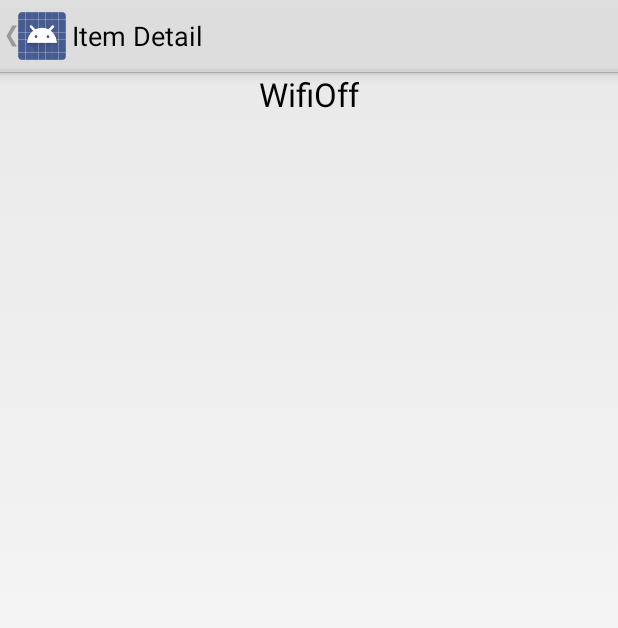
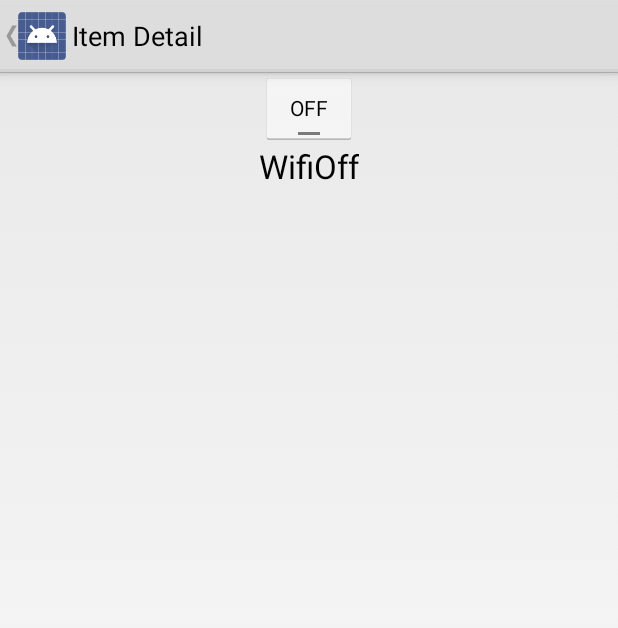
Before and after one commit to OscardR/wifisensors, an Android app: the screen it shows after launch (ItemDetailActivity), after a tap on "Conexiones", on a phone screen of 412 x 824 dp. Shown: the top 628 px of the screen. Run offline under Robolectric (Android 15) with nearby library versions, the phone set to English and light mode, and no system bars.

Commit message:
Empezando a entender los fragments

```diff
--- a/WifiSensors/src/main/java/com/oscargomez/wifisensors/ConexionesDetailFragment.java
+++ b/WifiSensors/src/main/java/com/oscargomez/wifisensors/ConexionesFragment.java
@@ -10,6 +10,7 @@ import android.view.LayoutInflater;
 import android.view.View;
 import android.view.ViewGroup;
 import android.widget.TextView;
+import android.widget.ToggleButton;
 
 /**
  * A fragment representing a single Item detail screen.
@@ -17,10 +18,12 @@ import android.widget.TextView;
  * in two-pane mode (on tablets) or a {@link com.oscargomez.wifisensors.ItemDetailActivity}
  * on handsets.
  */
-public class ConexionesDetailFragment extends Fragment {
+public class ConexionesFragment extends Fragment {
 
     Context context;
     private boolean isWifi;
+    private ToggleButton toggleWifi;
+    private TextView txtBanner;
 
     /**
      * The fragment argument representing the item ID that this fragment
@@ -37,10 +40,10 @@ public class ConexionesDetailFragment extends Fragment {
      * Mandatory empty constructor for the fragment manager to instantiate the
      * fragment (e.g. upon screen orientation changes).
      */
-    public ConexionesDetailFragment() {
+    public ConexionesFragment() {
     }
 
-    public ConexionesDetailFragment(Context ctx) {
+    public ConexionesFragment(Context ctx) {
         context = ctx;
     }
 
@@ -56,8 +59,29 @@ public class ConexionesDetailFragment extends Fragment {
         }
 
         Log.d("wifisensors", "context: " + context);
+    }
 
+
+    @Override
+    public View onCreateView(LayoutInflater inflater, ViewGroup container,
+                             Bundle savedInstanceState) {
+
+        View rootView = inflater.inflate(R.layout.fragment_conexiones_detail, container, false);
+
+        txtBanner = (TextView) rootView.findViewById(R.id.txtBanner);
+        txtBanner.setText(isWifi ? "Wifi ON" : "WifiOff");
+
+        toggleWifi = (ToggleButton) rootView.findViewById(R.id.toggleWifi);
+
+        return rootView;
+    }
+
+    public void onClickToggleWifi(View view) {
+        // Siempre que tengamos contexto
         if (context != null) {
+
+            Log.d("wifisensors", isWifi ? "Wifi ON" : "WifiOff");
+
             // La lógica de negocio del wifi
             ConnectivityManager connectivity = (ConnectivityManager) context.getSystemService(Context.CONNECTIVITY_SERVICE);
 
@@ -65,22 +89,11 @@ public class ConexionesDetailFragment extends Fragment {
             boolean isConnected = ((activeNetwork != null) &&
                     activeNetwork.isConnectedOrConnecting());
             isWifi = (activeNetwork.getType() == ConnectivityManager.TYPE_WIFI);
+            toggleWifi.setChecked(isWifi);
+
+            Log.d("wifisensors", "Wifi is: " + isWifi);
         } else {
             Log.d("wifisensors", "No hay contexto!!!!");
         }
     }
-
-
-    @Override
-    public View onCreateView(LayoutInflater inflater, ViewGroup container,
-                             Bundle savedInstanceState) {
-        Log.d("wifisensors", isWifi ? "Wifi ON" : "WifiOff");
-        View rootView = inflater.inflate(R.layout.fragment_conexiones_detail, container, false);
-
-        TextView txtBanner = (TextView) rootView.findViewById(R.id.txtBanner);
-        txtBanner.setText(isWifi ? "Wifi ON" : "WifiOff");
-        Log.d("wifisensors", "Wifi is: " + isWifi);
-
-        return rootView;
-    }
 }
--- a/WifiSensors/src/main/java/com/oscargomez/wifisensors/ItemDetailActivity.java
+++ b/WifiSensors/src/main/java/com/oscargomez/wifisensors/ItemDetailActivity.java
@@ -8,6 +8,7 @@ import android.support.v4.app.FragmentActivity;
 import android.support.v4.app.NavUtils;
 import android.util.Log;
 import android.view.MenuItem;
+import android.view.View;
 
 /**
  * An activity representing a single Item detail screen. This
@@ -20,6 +21,12 @@ import android.view.MenuItem;
  */
 public class ItemDetailActivity extends FragmentActivity {
 
+    // TODO: Unificar Fragments
+    ConexionesFragment conexionesFragment;
+    ItemDetailFragment itemDetailFragment;
+//    SensoresFragment sensoresFragment;
+//    InformacionFragment informacionFragment;
+
     @Override
     protected void onCreate(Bundle savedInstanceState) {
         super.onCreate(savedInstanceState);
@@ -28,9 +35,8 @@ public class ItemDetailActivity extends FragmentActivity {
         // Show the Up button in the action bar.
         try {
             getActionBar().setDisplayHomeAsUpEnabled(true);
-
         } catch (NullPointerException e) {
-            Log.d("wifisensors", "Te quedas sin ActionBar");
+            Log.d("wifisensors", "No hay ActionBar");
         }
 
         // savedInstanceState is non-null when there is fragment state
@@ -56,10 +62,12 @@ public class ItemDetailActivity extends FragmentActivity {
             if (mItem != null) {
                 Object fragment;
                 if (mItem.clss.equals("ItemDetailFragment")) {
-                    fragment = new ItemDetailFragment();
+                    itemDetailFragment = new ItemDetailFragment();
+                    fragment = itemDetailFragment;
                 } else {
                     Context ctx = getApplicationContext();
-                    fragment = new ConexionesDetailFragment(ctx);
+                    conexionesFragment = new ConexionesFragment(ctx);
+                    fragment = conexionesFragment;
                 }
                 ((Fragment) fragment).setArguments(arguments);
                 getSupportFragmentManager().beginTransaction()
@@ -87,4 +95,8 @@ public class ItemDetailActivity extends FragmentActivity {
         }
         return super.onOptionsItemSelected(item);
     }
+
+    public void onClickToggleWifi(View view) {
+        conexionesFragment.onClickToggleWifi(view);
+    }
 }
--- a/WifiSensors/src/main/java/com/oscargomez/wifisensors/ItemDetailFragment.java
+++ b/WifiSensors/src/main/java/com/oscargomez/wifisensors/ItemDetailFragment.java
@@ -50,7 +50,6 @@ public class ItemDetailFragment extends Fragment {
                              Bundle savedInstanceState) {
         Log.d("wifisensors", mItem.content + " layout " + mItem.layout);
         View rootView = inflater.inflate(mItem.layout, container, false);
-
         return rootView;
     }
 }
--- a/WifiSensors/src/main/java/com/oscargomez/wifisensors/MenuContent.java
+++ b/WifiSensors/src/main/java/com/oscargomez/wifisensors/MenuContent.java
@@ -25,7 +25,7 @@ public class MenuContent {
 
     static {
         // Add 3 sample items.
-        addItem(new MenuItem("1", "Conexiones", "ConexionesDetailFragment", R.layout.fragment_conexiones_detail));
+        addItem(new MenuItem("1", "Conexiones", "ConexionesFragment", R.layout.fragment_conexiones_detail));
         addItem(new MenuItem("2", "Sensores", "ItemDetailFragment", R.layout.fragment_item_detail));
         addItem(new MenuItem("3", "Información", "ItemDetailFragment", R.layout.fragment_item_detail));
     }
--- a/WifiSensors/src/main/res/layout/fragment_conexiones_detail.xml
+++ b/WifiSensors/src/main/res/layout/fragment_conexiones_detail.xml
@@ -4,6 +4,18 @@
     android:orientation="vertical"
     android:layout_width="match_parent"
     android:layout_height="match_parent">
+
+    <ToggleButton
+        android:layout_width="wrap_content"
+        android:layout_height="wrap_content"
+        android:text="Wifi"
+        android:id="@+id/toggleWifi"
+        android:layout_gravity="center_horizontal"
+        android:clickable="true"
+        android:onClick="onClickToggleWifi"
+        android:textOff="OFF"
+        android:textOn="ON"
+        android:checked="false" />
 
     <TextView
         android:layout_width="wrap_content"
@@ -12,4 +24,5 @@
         android:text="Fragmento Conexiones"
         android:id="@+id/txtBanner"
         android:layout_gravity="center_horizontal" />
+
 </LinearLayout>
```
